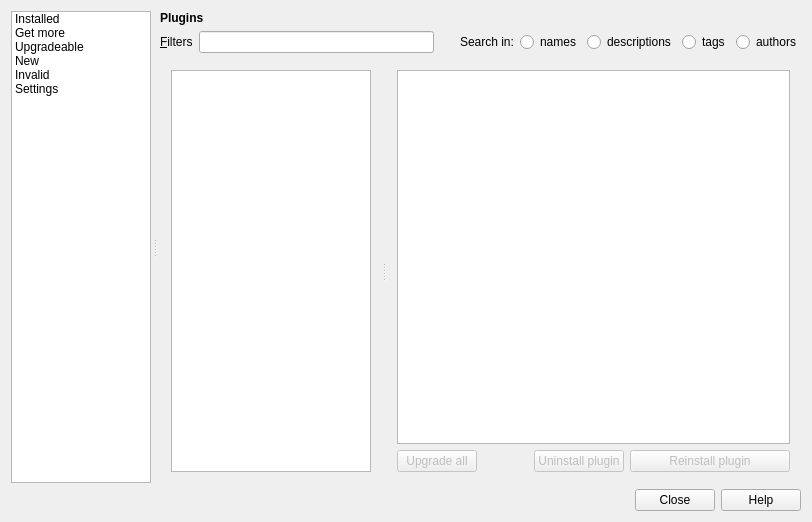
Above: src/ui/qgspluginmanagerbase.ui from qgis/QGIS before the change. Below: the same form after it.
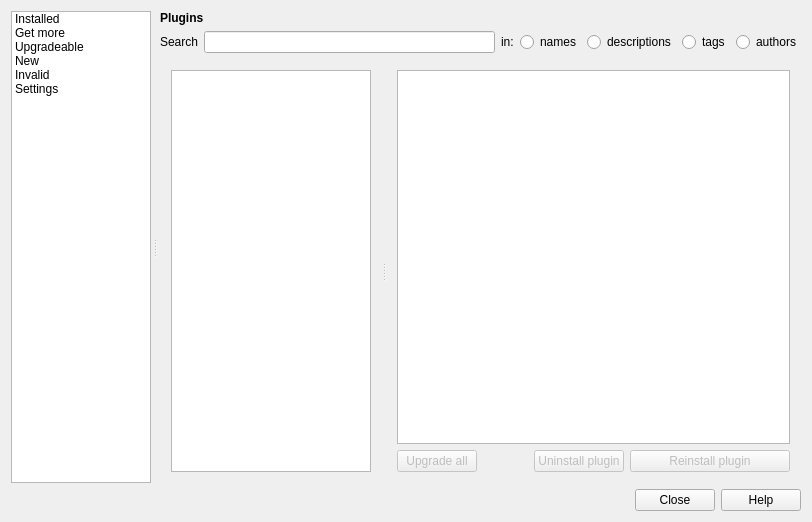
That is the form after the change. Icons and pictures are not drawn. Custom widgets are drawn as their Qt base class.

Commit message: [Plugin manager] Minor GUI tweaks

Diff of the .ui file:
```diff
--- a/src/ui/qgspluginmanagerbase.ui
+++ b/src/ui/qgspluginmanagerbase.ui
@@ -279,7 +279,7 @@
                 </sizepolicy>
                </property>
                <property name="text">
-                <string>&amp;Filters</string>
+                <string>Search</string>
                </property>
                <property name="buddy">
                 <cstring>leFilter</cstring>
@@ -297,23 +297,7 @@
               </widget>
              </item>
              <item>
-              <spacer name="horizontalSpacer">
-               <property name="orientation">
-                <enum>Qt::Horizontal</enum>
-               </property>
-               <property name="sizeType">
-                <enum>QSizePolicy::Fixed</enum>
-               </property>
-               <property name="sizeHint" stdset="0">
-                <size>
-                 <width>20</width>
-                 <height>10</height>
-                </size>
-               </property>
-              </spacer>
-             </item>
-             <item>
-              <widget class="QLabel" name="label_7">
+              <widget class="QLabel" name="lblIn">
                <property name="sizePolicy">
                 <sizepolicy hsizetype="Preferred" vsizetype="Fixed">
                  <horstretch>0</horstretch>
@@ -321,7 +305,7 @@
                 </sizepolicy>
                </property>
                <property name="text">
-                <string>Search in:</string>
+                <string>in:</string>
                </property>
               </widget>
              </item>
@@ -868,37 +852,10 @@
     </widget>
    </item>
    <item>
-    <widget class="QFrame" name="mButtonBoxFrame">
-     <property name="sizePolicy">
-      <sizepolicy hsizetype="Expanding" vsizetype="Maximum">
-       <horstretch>0</horstretch>
-       <verstretch>0</verstretch>
-      </sizepolicy>
+    <widget class="QDialogButtonBox" name="buttonBox">
+     <property name="standardButtons">
+      <set>QDialogButtonBox::Close|QDialogButtonBox::Help</set>
      </property>
-     <property name="frameShape">
-      <enum>QFrame::NoFrame</enum>
-     </property>
-     <property name="frameShadow">
-      <enum>QFrame::Raised</enum>
-     </property>
-     <layout class="QHBoxLayout" name="horizontalLayout" stretch="0">
-      <property name="topMargin">
-       <number>0</number>
-      </property>
-      <property name="rightMargin">
-       <number>0</number>
-      </property>
-      <property name="bottomMargin">
-       <number>0</number>
-      </property>
-      <item>
-       <widget class="QDialogButtonBox" name="buttonBox">
-        <property name="standardButtons">
-         <set>QDialogButtonBox::Close|QDialogButtonBox::Help</set>
-        </property>
-       </widget>
-      </item>
-     </layout>
     </widget>
    </item>
   </layout>
```
Left out of the diff: 13 changed lines with no effect on the pictures.
